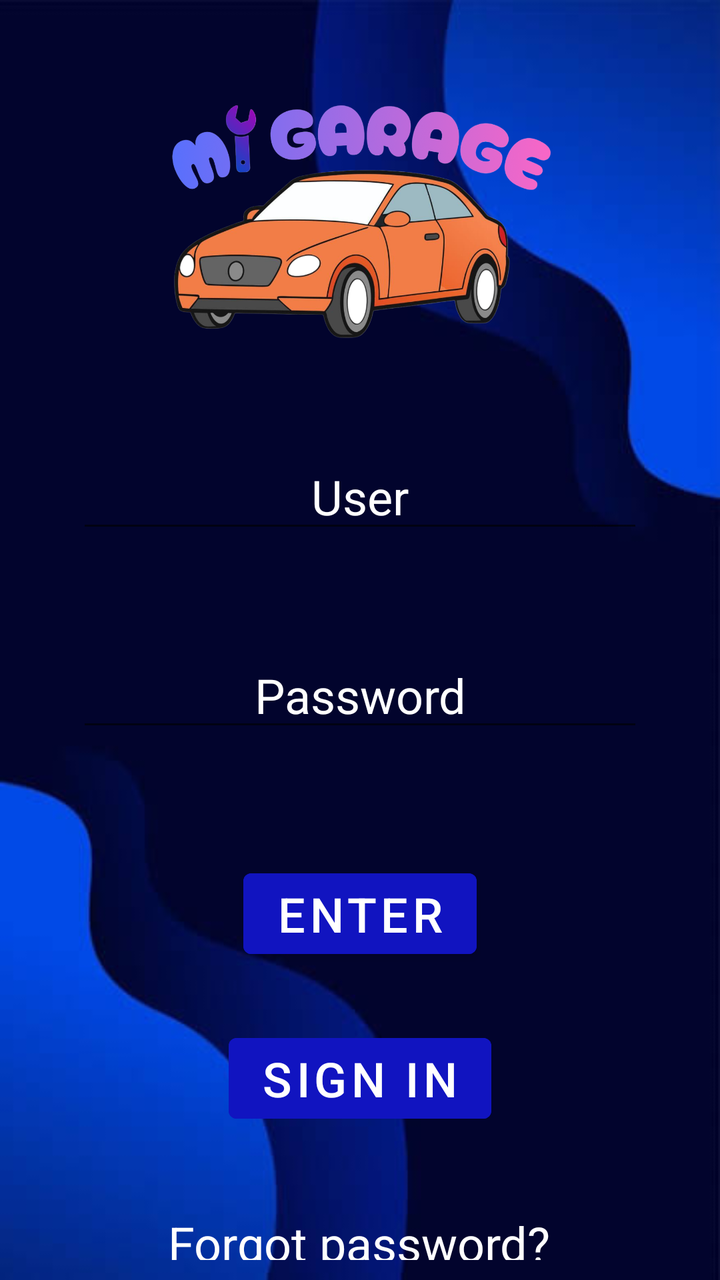
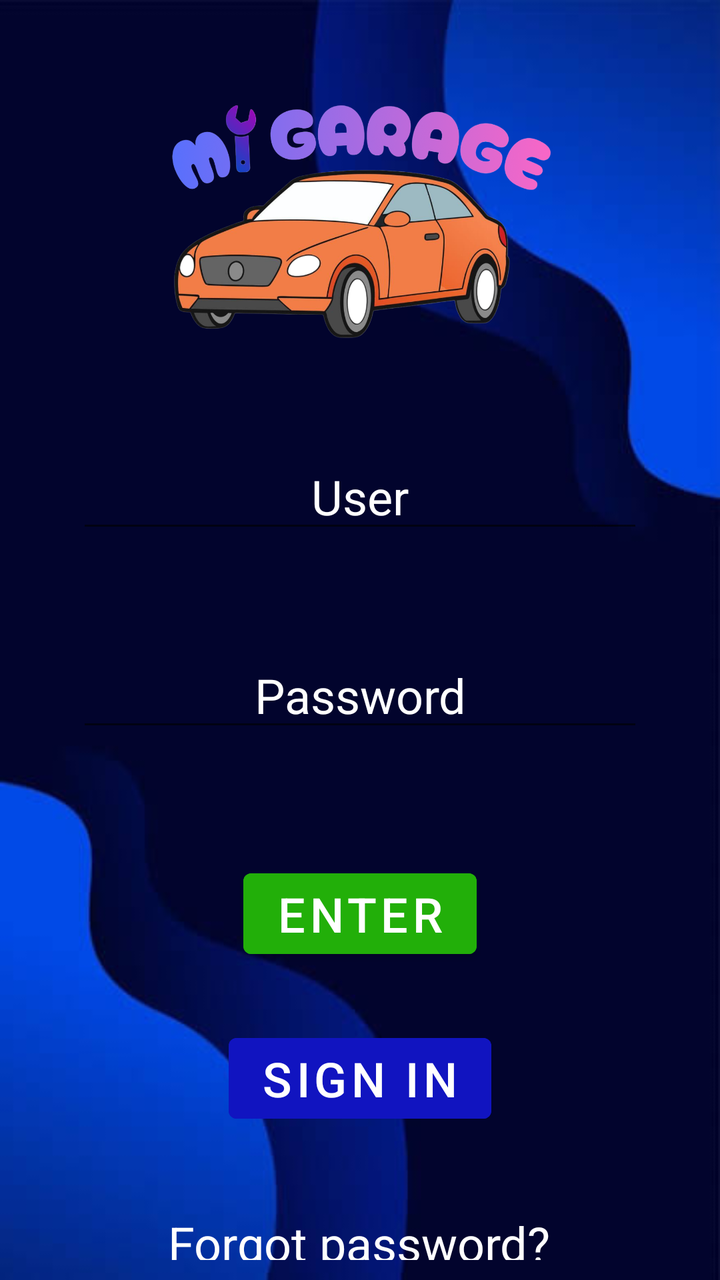

Screens rendered from an Android XML layout before and after an edit, with the pre-edit source and the edit as a unified diff.
<!-- AndroidManifest.xml: application theme Theme.MyGarage -->
<!-- res/layout/activity_main.xml -->
<?xml version="1.0" encoding="utf-8"?>
<androidx.constraintlayout.widget.ConstraintLayout xmlns:android="http://schemas.android.com/apk/res/android"
    xmlns:app="http://schemas.android.com/apk/res-auto"
    xmlns:tools="http://schemas.android.com/tools"
    android:id="@+id/main"
    android:layout_width="match_parent"
    android:layout_height="match_parent"
    android:background="@drawable/background"
    android:padding="10dp"
    tools:context=".MainActivity">

    <ImageView
        android:id="@+id/imageView"
        android:layout_width="200dp"
        android:layout_height="160dp"
        android:layout_marginTop="20dp"
        android:contentDescription="@string/title"
        app:layout_constraintEnd_toEndOf="parent"
        app:layout_constraintStart_toStartOf="parent"
        app:layout_constraintTop_toTopOf="parent"
        app:srcCompat="@drawable/icon" />

    <EditText
        android:id="@+id/et_user"
        android:layout_width="wrap_content"
        android:layout_height="wrap_content"
        android:layout_marginTop="32dp"
        android:ems="10"
        android:hint="@string/h_user"
        android:inputType="text"
        android:textAlignment="center"
        android:textColor="@color/white"
        android:textColorHint="@color/white"
        android:textSize="24sp"
        app:layout_constraintEnd_toEndOf="parent"
        app:layout_constraintStart_toStartOf="parent"
        app:layout_constraintTop_toBottomOf="@+id/imageView" />

    <TextView
        android:id="@+id/tv_e_user"
        android:layout_width="wrap_content"
        android:layout_height="wrap_content"
        android:layout_marginTop="4dp"
        android:text="@string/e_user"
        android:textColor="@color/red"
        android:textSize="20sp"
        android:visibility="gone"
        app:layout_constraintEnd_toEndOf="parent"
        app:layout_constraintStart_toStartOf="parent"
        app:layout_constraintTop_toBottomOf="@+id/et_user" />

    <EditText
        android:id="@+id/et_password"
        android:layout_width="wrap_content"
        android:layout_height="wrap_content"
        android:layout_marginTop="50dp"
        android:ems="10"
        android:hint="@string/h_password"
        android:inputType="text|textPassword"
        android:textAlignment="center"
        android:textColor="@color/white"
        android:textColorHint="@color/white"
        android:textSize="24sp"
        app:layout_constraintEnd_toEndOf="parent"
        app:layout_constraintStart_toStartOf="parent"
        app:layout_constraintTop_toBottomOf="@+id/et_user" />

    <TextView
        android:id="@+id/tv_e_password"
        android:layout_width="wrap_content"
        android:layout_height="wrap_content"
        android:layout_marginTop="4dp"
        android:text="@string/e_password"
        android:textColor="@color/red"
        android:textSize="20sp"
        android:visibility="gone"
        app:layout_constraintEnd_toEndOf="parent"
        app:layout_constraintHorizontal_bias="0.5"
        app:layout_constraintStart_toStartOf="parent"
        app:layout_constraintTop_toBottomOf="@+id/et_password" />

    <EditText
        android:id="@+id/et_repeat_password"
        android:layout_width="wrap_content"
        android:layout_height="wrap_content"
        android:layout_marginTop="50dp"
        android:ems="10"
        android:hint="@string/h_repeat_password"
        android:inputType="text|textPassword"
        android:textAlignment="center"
        android:textColor="@color/white"
        android:textColorHint="@color/white"
        android:textSize="24sp"
        android:visibility="gone"
        app:layout_constraintEnd_toEndOf="parent"
        app:layout_constraintStart_toStartOf="parent"
        app:layout_constraintTop_toBottomOf="@+id/et_password" />

    <TextView
        android:id="@+id/tv_e_end"
        android:layout_width="wrap_content"
        android:layout_height="wrap_content"
        android:layout_marginTop="4dp"
        android:text="@string/e_passwords_matching"
        android:textColor="@color/red"
        android:textSize="20sp"
        android:visibility="gone"
        app:layout_constraintEnd_toEndOf="parent"
        app:layout_constraintStart_toStartOf="parent"
        app:layout_constraintTop_toBottomOf="@+id/et_repeat_password" />

    <Button
        android:id="@+id/b_enter"
        android:layout_width="wrap_content"
        android:layout_height="wrap_content"
        android:layout_marginTop="60dp"
        android:backgroundTint="@color/dark_blue"
        android:text="@string/h_enter"
        android:textColor="@color/white"
        android:textSize="24sp"
        app:layout_constraintEnd_toEndOf="parent"
        app:layout_constraintStart_toStartOf="parent"
        app:layout_constraintTop_toBottomOf="@+id/et_repeat_password" />

    <Button
        android:id="@+id/b_register"
        android:layout_width="wrap_content"
        android:layout_height="wrap_content"
        android:layout_marginTop="30dp"
        android:backgroundTint="@color/dark_blue"
        android:text="@string/h_sign_in"
        android:textColor="@color/white"
        android:textSize="24sp"
        app:layout_constraintEnd_toEndOf="parent"
        app:layout_constraintStart_toStartOf="parent"
        app:layout_constraintTop_toBottomOf="@+id/b_enter" />

    <TextView
        android:id="@+id/tv_forget_password"
        android:layout_width="wrap_content"
        android:layout_height="wrap_content"
        android:layout_marginTop="40dp"
        android:text="@string/h_forgot_password"
        android:textColor="@color/white"
        android:textSize="24sp"
        app:layout_constraintEnd_toEndOf="parent"
        app:layout_constraintHorizontal_bias="0.497"
        app:layout_constraintStart_toStartOf="parent"
        app:layout_constraintTop_toBottomOf="@+id/b_register" />

</androidx.constraintlayout.widget.ConstraintLayout>
<!-- resources referenced by this layout -->
<resources>
  <color name="dark_blue">#1114C0</color>
  <color name="red">#FFFF0000</color>
  <color name="white">#FFFFFFFF</color>
  <!-- drawable background: jpg bitmap (drawable, 9628 bytes) -->
  <!-- drawable icon: png bitmap (drawable, 556827 bytes) -->
  <string name="e_password">The password written is not valid</string>
  <string name="e_passwords_matching">The passwords do not match</string>
  <string name="e_user">The user written is not valid</string>
  <string name="h_enter">Enter</string>
  <string name="h_forgot_password">Forgot password?</string>
  <string name="h_password">Password</string>
  <string name="h_repeat_password">Repeat Password</string>
  <string name="h_sign_in">Sign in</string>
  <string name="h_user">User</string>
  <string name="title">My garage</string>
  <style name="Theme.MyGarage" parent="Theme.MaterialComponents.DayNight.NoActionBar">
          
          <item name="colorPrimary">@color/purple_500</item>
          <item name="colorPrimaryVariant">@color/purple_700</item>
          <item name="colorOnPrimary">@color/white</item>
          
          <item name="colorSecondary">@color/teal_200</item>
          <item name="colorSecondaryVariant">@color/teal_700</item>
          <item name="colorOnSecondary">@color/black</item>
          
          <item name="android:statusBarColor">?attr/colorPrimaryVariant</item>
          
      </style>
  <color name="purple_500">#FF6200EE</color>
  <color name="purple_700">#FF3700B3</color>
  <color name="teal_200">#FF03DAC5</color>
  <color name="teal_700">#FF018786</color>
  <color name="black">#FF000000</color>
</resources>

<!-- the commit's change to res/layout/activity_main.xml (unified diff, before → after) -->
@@ -114,7 +114,7 @@
         android:layout_width="wrap_content"
         android:layout_height="wrap_content"
         android:layout_marginTop="60dp"
-        android:backgroundTint="@color/dark_blue"
+        android:backgroundTint="@color/green"
         android:text="@string/h_enter"
         android:textColor="@color/white"
         android:textSize="24sp"
<!-- resource entries referenced after the edit -->
@@ -1,6 +1,7 @@
 <!-- resources referenced by this layout -->
 <resources>
   <color name="dark_blue">#1114C0</color>
+  <color name="green">#22AF09</color>
   <color name="red">#FFFF0000</color>
   <color name="white">#FFFFFFFF</color>
   <!-- drawable background: jpg bitmap (drawable, 9628 bytes) -->
